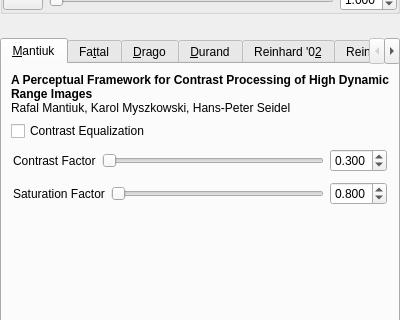
Above: forms/tonemappingoptions.ui from LuminanceHDR/LuminanceHDR before the change; both pictures show x 0 to 400 and y 82 to 402 of the 400 by 599 pixel window. Below: the same form after it.
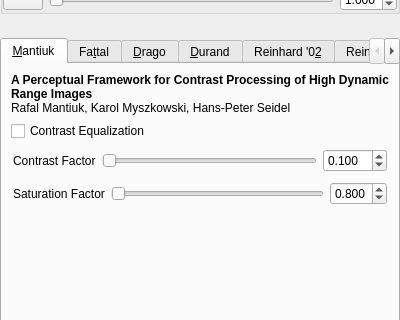
That is the form after the change. Icons and pictures are not drawn.

Commit message: removed signal/slot connection that disables the first slider in mantiuk (Ed Brambley) Changed default and max value for mantiuk (Ed Brambley)

What changed in the file:
```diff
--- a/forms/tonemappingoptions.ui
+++ b/forms/tonemappingoptions.ui
@@ -330,7 +330,7 @@
             <cursor>13</cursor>
            </property>
            <property name="maximum" >
-            <number>1999</number>
+            <number>9999</number>
            </property>
            <property name="orientation" >
             <enum>Qt::Horizontal</enum>
@@ -342,17 +342,17 @@
            <property name="decimals" >
             <number>3</number>
            </property>
-           <property name="maximum" >
-            <double>2.000000000000000</double>
-           </property>
            <property name="minimum" >
             <double>0.001000000000000</double>
            </property>
+           <property name="maximum" >
+            <double>10.000000000000000</double>
+           </property>
            <property name="singleStep" >
             <double>0.200000000000000</double>
            </property>
            <property name="value" >
-            <double>0.300000000000000</double>
+            <double>0.100000000000000</double>
            </property>
           </widget>
          </item>
```
Left out of the diff: 336 changed lines with no effect on the pictures.
